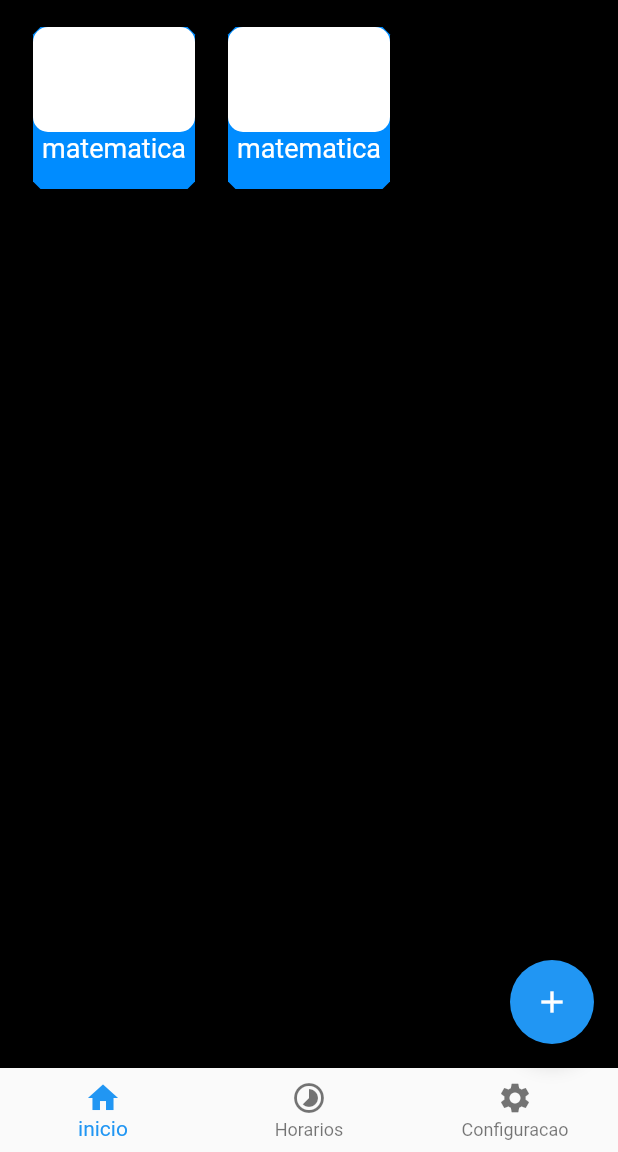
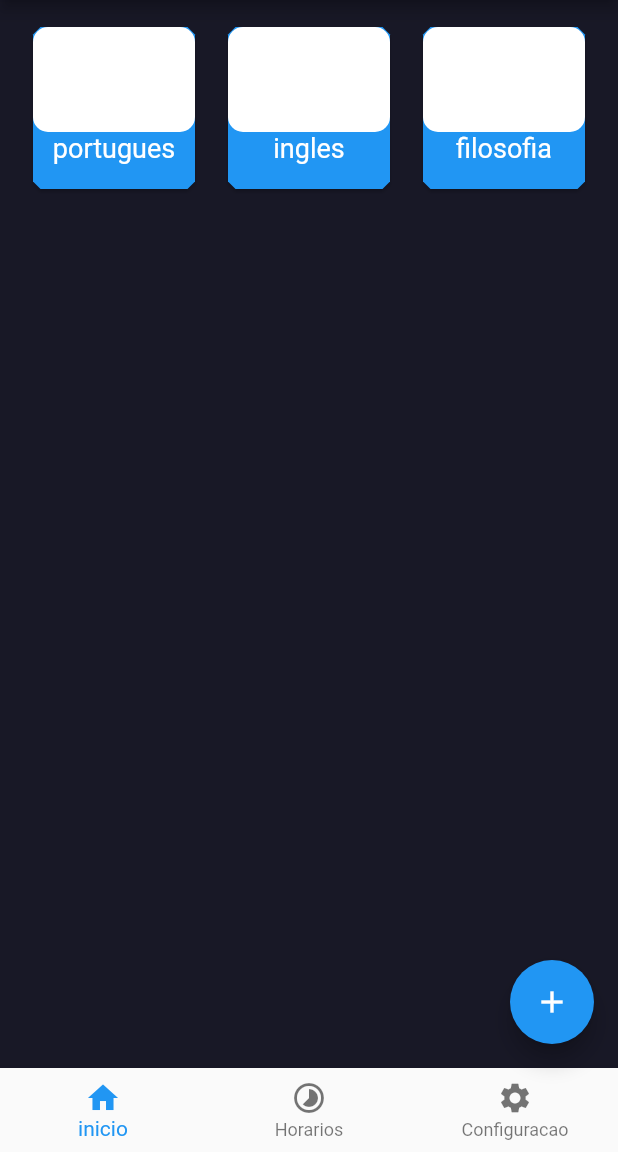
Before and after one commit to Campus-Angical/meuestudo, a Flutter app: the screen it shows after launch, on a phone screen of 412 x 824 dp, the part 84-1236 px from its top. Run offline on Flutter 3.47's test engine with Material 2 defaults, Android fonts, the phone set to English and light mode, and no system bars.

Commit message:
miguel201409@gmail.com

```diff
--- a/lib/presentation/pages/home_page.dart
+++ b/lib/presentation/pages/home_page.dart
@@ -3,12 +3,14 @@ import 'dart:ui';
 import 'package:flutter/material.dart';
 
 class HomePage extends StatelessWidget {
-  const HomePage({Key? key}) : super(key: key);
+  List disciplinas = ["portugues", "ingles", "filosofia"];
+
+  HomePage({Key? key}) : super(key: key);
 
   @override
   Widget build(BuildContext context) {
     return Scaffold(
-        backgroundColor: Colors.black,
+        backgroundColor: Color.fromARGB(255, 24, 24, 38),
         appBar: AppBar(
           title: Text("Meu Estudo"),
           actions: [Icon(Icons.search)],
@@ -36,27 +38,30 @@ class HomePage extends StatelessWidget {
               ),
               ListTile(
                 title: Text("Conta"),
-                leading: Icon(Icons.person),
+                leading: Icon(Icons.person, color: Colors.black),
               ),
               ListTile(
                 title: Text("notificacoes"),
-                leading: Icon(Icons.push_pin),
+                leading: Icon(Icons.push_pin, color: Colors.black),
               ),
               ListTile(
                 title: Text("Atividades"),
-                leading: Icon(Icons.list_alt),
+                leading: Icon(Icons.list_alt, color: Colors.black),
               ),
               ListTile(
                 title: Text("Atividades Pendentes"),
-                leading: Icon(Icons.list),
+                leading: Icon(Icons.list, color: Colors.black),
               ),
               ListTile(
                 title: Text("Materias arquivadas"),
-                leading: Icon(Icons.person),
+                leading: Icon(Icons.person, color: Colors.black),
               ),
               ListTile(
                 title: Text("Sair"),
-                leading: Icon(Icons.logout),
+                leading: Icon(
+                  Icons.logout,
+                  color: Colors.red,
+                ),
               ),
             ],
           ),
@@ -65,7 +70,7 @@ class HomePage extends StatelessWidget {
           padding: EdgeInsets.fromLTRB(18, 14, 18, 14),
           gridDelegate: SliverGridDelegateWithFixedCrossAxisCount(
               crossAxisCount: 3, mainAxisSpacing: 14, crossAxisSpacing: 14),
-          children: [_buildCard(), _buildCard()],
+          children: _buildGridOptions(),
         ),
         floatingActionButton: FloatingActionButton(
           onPressed: (() {}),
@@ -73,23 +78,29 @@ class HomePage extends StatelessWidget {
         ));
   }
 
-  Widget _buildCard() {
+  List<Widget> _buildGridOptions() {
+    List<Widget> lista = [];
+    for (String d in disciplinas) {
+      lista.add(_buildCard(d));
+    }
+    return lista;
+  }
+
+  Widget _buildCard(String disciplina) {
     return Card(
       shape: BeveledRectangleBorder(borderRadius: BorderRadius.circular(5.0)),
-      color: Color.fromARGB(255, 0, 140, 255),
+      color: Colors.blue,
       child: Column(
         children: [
           Container(
-          decoration: BoxDecoration(borderRadius: BorderRadius.all(Radius.circular(10)),
-            color: Colors.white
-
-          ),
+            decoration: BoxDecoration(
+                borderRadius: BorderRadius.all(Radius.circular(10)),
+                color: Colors.white),
             height: 70,
             width: 110,
           ),
-
           Text(
-            "matematica",
+            disciplina,
             style: TextStyle(fontSize: 18, color: Colors.white),
           )
         ],
```
Also changed, not shown: pubspec.lock, 1 other file.
